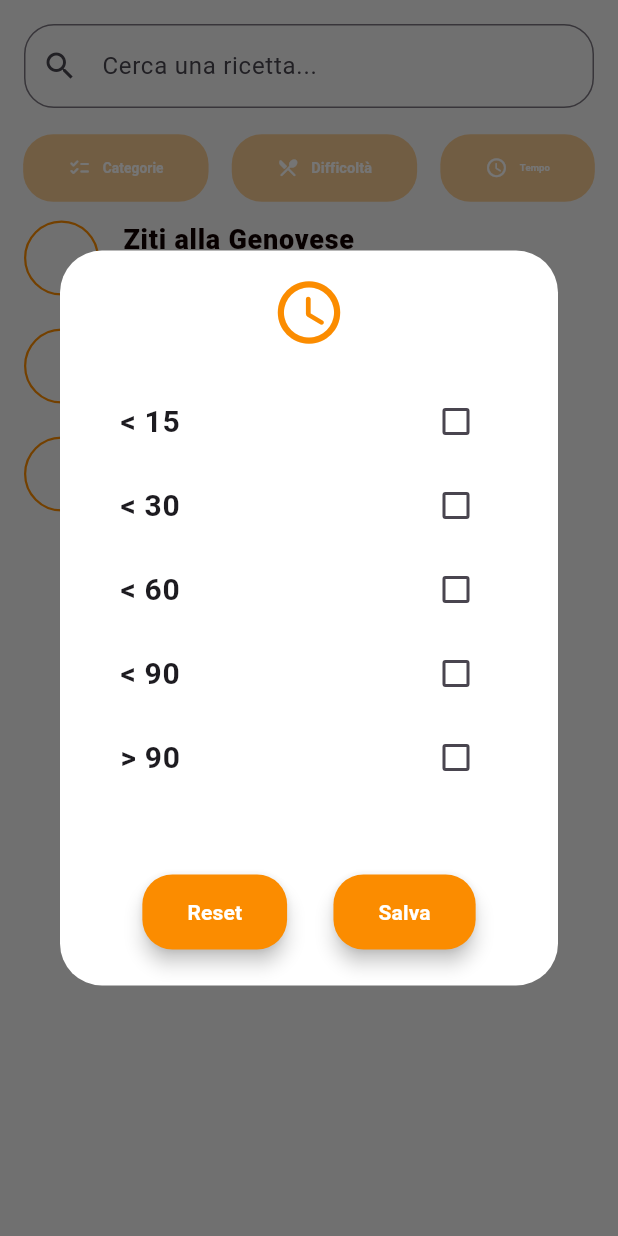
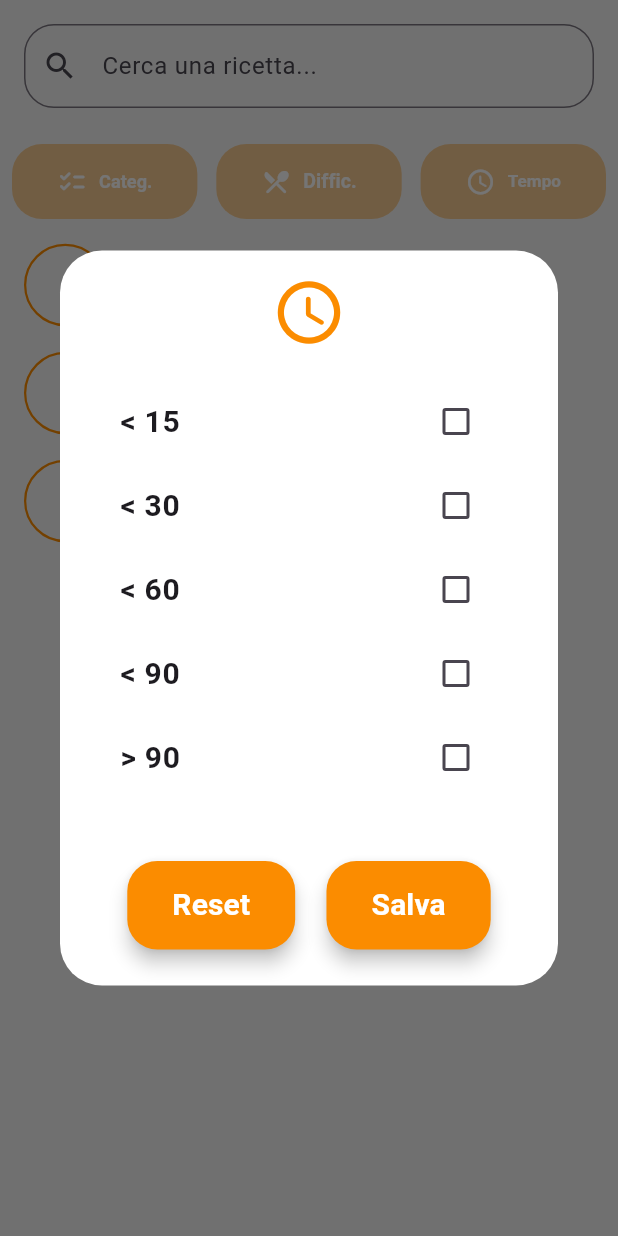
Before and after one commit to frankydedo/buonAPPetito, a Flutter app: the SearchPage screen opened by its route, after a tap on "Tempo", on a phone screen of 412 x 824 dp. Run offline on Flutter 3.47's test engine with Material 3 defaults, Android fonts, the phone set to English and light mode, and no system bars; our stand-ins replace flutter_slidable, google_fonts, image_picker.

Commit message:
aggiunta filtri categorie

```diff
--- a/lib/pages/NuovaRicettaPage.dart
+++ b/lib/pages/NuovaRicettaPage.dart
@@ -99,7 +99,7 @@ class _NuovaRicettaPageState extends State<NuovaRicettaPage> {
     );
   }
 
-  Future<Map<Categoria, bool>?> showcategorieDialog(BuildContext context) {
+  Future<Map<Categoria, bool>?> showCategorieDialog(BuildContext context) {
     return showDialog(
       context: context,
       builder: (context) => MyCategoriaDialog(selezioneCategorie: selezioneCategorie),
@@ -324,7 +324,7 @@ class _NuovaRicettaPageState extends State<NuovaRicettaPage> {
                                         Spacer(),
                                         ElevatedButton(
                                           onPressed: () async {
-                                            selezioneCategorie= (await showcategorieDialog(context))!;
+                                            selezioneCategorie= (await showCategorieDialog(context))!;
                                             if (selezioneCategorie.isNotEmpty) {
                                               List<String> categorieSelezionate = [];
                                               for (MapEntry<Categoria, bool> entry in selezioneCategorie.entries ){
--- a/lib/pages/SearchPage.dart
+++ b/lib/pages/SearchPage.dart
@@ -1,3 +1,5 @@
+import 'package:buonappetito/models/Categoria.dart';
+import 'package:buonappetito/utils/MyCategoriaDialog.dart';
 import 'package:flutter/material.dart';
 import 'package:google_fonts/google_fonts.dart';
 import 'package:provider/provider.dart';
@@ -6,9 +8,9 @@ import 'package:buonappetito/providers/ColorsProvider.dart';
 import 'package:buonappetito/providers/DifficultyProvider.dart';
 import 'package:buonappetito/providers/TimeProvider.dart';
 import 'package:buonappetito/providers/RicetteProvider.dart';
-import 'package:buonappetito/models/MyDialog.dart';
-import 'package:buonappetito/models/MyDifficolta.dart';
-import 'package:buonappetito/models/MyTime.dart';
+import 'package:buonappetito/utils/MyDialog.dart';
+import 'package:buonappetito/utils/MyDifficolta.dart';
+import 'package:buonappetito/utils/MyTime.dart';
 
 class SearchPage extends StatefulWidget {
   const SearchPage({Key? key}) : super(key: key);
@@ -18,11 +20,15 @@ class SearchPage extends StatefulWidget {
 }
 
 class _SearchPageState extends State<SearchPage> {
+
   TextEditingController controller = TextEditingController();
   List<Ricetta> ListaRicette = [];
   List<Ricetta> ListaFiltrata = [];
   List<Ricetta> ListaInizialeFiltrata = [];
   List<String> activeFilters = [];
+
+  Map<Categoria, bool> selezioneCategorie = {};
+  List<String> categorieSelezionate =[];
 
   bool isButtonPressed1 = false;
   bool isButtonPressed2 = false;
@@ -40,8 +46,44 @@ class _SearchPageState extends State<SearchPage> {
     searchAndFilterRecipes('');
   }
 
+  Future<void> showCategoriesDialog() async {
+    selezioneCategorie = (await showCategorieDialog(context))!;
+    categorieSelezionate.clear();
+    for(var entry in selezioneCategorie.entries){
+      if(entry.value){
+        categorieSelezionate.add(entry.key.nome);
+      }
+    }
+    if(categorieSelezionate.isEmpty){
+      setState(() {
+        isButtonPressed1=false;
+        if(activeFilters.contains('categories')){
+          toggleFilter('categories');
+        }
+      });
+    }else{
+      setState(() {
+        isButtonPressed1=true;
+        if(!activeFilters.contains('categories')){
+          toggleFilter('categories');
+        }
+      });
+    }
+    print(categorieSelezionate.length.toString());
+    searchAndFilterRecipes(controller.text);
+  }
+
+  Future<Map<Categoria, bool>?> showCategorieDialog(BuildContext context) {
+    return showDialog(
+      context: context,
+      builder: (context) => MyCategoriaDialog(selezioneCategorie: selezioneCategorie),
+    );
+  }
+
+
   @override
   Widget build(BuildContext context) {
+
     double screenHeight = MediaQuery.of(context).size.height;
     double screenWidth = MediaQuery.of(context).size.width;
 
@@ -71,12 +113,14 @@ class _SearchPageState extends State<SearchPage> {
                   onChanged: (query) => searchAndFilterRecipes(query),
                 ),
               ),
-              Row(
+              Padding(
+                padding: const EdgeInsets.all(8.0),
+                child: Row(
                   mainAxisAlignment: MainAxisAlignment.spaceEvenly,
                   children: [
                     // Primo pulsante (Categorie)
                     SizedBox(
-                    width: screenWidth * 0.3,
+                      width: screenWidth * 0.30,
                       child: ElevatedButton.icon(
                         onPressed: () {
                           showCategoriesDialog();
@@ -90,26 +134,27 @@ class _SearchPageState extends State<SearchPage> {
                             borderRadius: BorderRadius.circular(20),
                           ),
                           padding: EdgeInsets.symmetric(horizontal: 30, vertical: 15),
-                        elevation: isButtonPressed1 ? 5 : 0,
+                          elevation: isButtonPressed1 ? 3 : 0,
                           shadowColor: Colors.black,
                         ),
-                      icon: Icon(Icons.checklist_rounded, size: 15),
+                        icon: Icon(Icons.checklist_rounded, size: 20),
                         label: FittedBox(
-                        fit: BoxFit.scaleDown,
+                          //fit: BoxFit.scaleDown,
                           child: Text(
-                          "Categorie",
+                            "Categ.",
                             style: TextStyle(
-                            fontSize: 14,
+                              fontSize: 30,
                               fontWeight: FontWeight.bold,
                             ),
                           ),
                         ),
                       ),
                     ),
+                    Spacer(),
 
                     // Secondo pulsante (Difficoltà)
                     SizedBox(
-                    width: screenWidth * 0.3,
+                      width: screenWidth * 0.30,
                       child: ElevatedButton.icon(
                         onPressed: () {
                           showDifficultyDialog(context, difficultyModel);
@@ -123,16 +168,16 @@ class _SearchPageState extends State<SearchPage> {
                             borderRadius: BorderRadius.circular(20),
                           ),
                           padding: EdgeInsets.symmetric(horizontal: 30, vertical: 15),
-                        elevation: isButtonPressed2 ? 5 : 0,
+                          elevation: isButtonPressed2 ? 3 : 0,
                           shadowColor: Colors.black,
                         ),
-                      icon: Icon(Icons.restaurant_menu_rounded, size: 15),
+                        icon: Icon(Icons.restaurant_menu_rounded, size: 20),
                         label: FittedBox(
-                        fit: BoxFit.scaleDown,
+                          //fit: BoxFit.scaleDown,
                           child: Text(
-                          "Difficoltà",
+                            "Diffic.",
                             style: TextStyle(
-                            fontSize: 14,
+                              fontSize: 30,
                               fontWeight: FontWeight.bold,
                             ),
                           ),
@@ -140,9 +185,11 @@ class _SearchPageState extends State<SearchPage> {
                       ),
                     ),
 
+                    Spacer(),
+
                     // Terzo pulsante (Tempo)
                     SizedBox(
-                    width: screenWidth * 0.25,
+                      width: screenWidth * 0.30,
                       child: ElevatedButton.icon(
                         onPressed: () {
                           showTimeDialog(context);
@@ -156,16 +203,16 @@ class _SearchPageState extends State<SearchPage> {
                             borderRadius: BorderRadius.circular(20),
                           ),
                           padding: EdgeInsets.symmetric(horizontal: 30, vertical: 15),
-                        elevation: isButtonPressed3 ? 5 : 0,
+                          elevation: isButtonPressed3 ? 3 : 0,
                           shadowColor: Colors.black,
                         ),
-                      icon: Icon(Icons.schedule_rounded, size: 15),
+                        icon: Icon(Icons.schedule_rounded, size: 20),
                         label: FittedBox(
                           fit: BoxFit.scaleDown,
                           child: Text(
                             "Tempo",
                             style: TextStyle(
-                            fontSize: 14,
+                              fontSize: 30,
                               fontWeight: FontWeight.bold,
                             ),
                           ),
@@ -174,6 +221,8 @@ class _SearchPageState extends State<SearchPage> {
                     ),
                   ],
                 ),
+              ),
+
               Expanded(
                 child: ListView.builder(
                   itemCount: ListaFiltrata.length,
@@ -190,10 +239,10 @@ class _SearchPageState extends State<SearchPage> {
                       },
                       child: ListTile(
                         leading: Container(
-                          width: 50,
-                          height: 50,
+                          width: 55,
+                          height: 55,
                           decoration: BoxDecoration(
-                            borderRadius: BorderRadius.circular(25),
+                            borderRadius: BorderRadius.circular(30),
                             border: Border.all(
                               color: colorsModel.getColoreSecondario(),
                               width: 1.5,
@@ -236,6 +285,8 @@ class _SearchPageState extends State<SearchPage> {
   }
 
   void searchAndFilterRecipes(String query) {
+
+    setState(() {
       // Resetta la lista filtrata all'inizio della ricerca
       ListaFiltrata = List.from(ListaRicette);
 
@@ -258,27 +309,28 @@ class _SearchPageState extends State<SearchPage> {
           case 'time':
             ListaFiltrata = applyTimeFilter();
             break;
+          case 'categories':
+            ListaFiltrata = applyCategoriesFilter();
         }
       }
-
-    setState(() {});
+    });
   }
 
-  void showCategoriesDialog() {
-    showDialog(
-      context: context,
-      builder: (context) {
-        return MyDialog(
-          onSelectionChanged: (isSelected) {
-            setState(() {
-              isButtonPressed1 = isSelected;
-              toggleFilter('categories');
-            });
-          },
-        );
-      },
-    );
-  }
+  // void showCategoriesDialog() {
+  //   showDialog(
+  //     context: context,
+  //     builder: (context) {
+  //       return MyDialog(
+  //         onSelectionChanged: (isSelected) {
+  //           setState(() {
+  //             isButtonPressed1 = isSelected;
+  //             toggleFilter('categories');
+  //           });
+  //         },
+  //       );
+  //     },
+  //   );
+  // }
 
   void showDifficultyDialog(BuildContext context, DifficultyProvider difficultyProvider) {
     showDialog(
@@ -332,6 +384,16 @@ List<Ricetta> applyDifficultyFilter() {
   return filteredRecipes;
 }
 
+  // metodi per il filtraggio delle ricette in base alle categorie
+
+  List<Ricetta> applyCategoriesFilter() {
+    return ListaFiltrata.where(categoriaDaMostrare).toList();
+  }
+
+  bool categoriaDaMostrare(Ricetta r) {
+    return r.categorie.any((nomeCat) => categorieSelezionate.contains(nomeCat));
+  }
+
 
 
   List<Ricetta> applyTimeFilter() {
@@ -356,7 +418,7 @@ List<Ricetta> applyDifficultyFilter() {
           filteredRecipes = filteredRecipes.where((ricetta) => ricetta.minutiPreparazione < 90).toList();
           break;
         case "> 90":
-          filteredRecipes = filteredRecipes.where((ricetta) => ricetta.minutiPreparazione > 90).toList();
+          filteredRecipes = filteredRecipes.where((ricetta) => ricetta.minutiPreparazione > 0).toList();
           break;
       }
     }
@@ -370,7 +432,7 @@ List<Ricetta> applyDifficultyFilter() {
     } else {
       activeFilters.add(filter);
     }
-
+    print(activeFilters.toList().toString());
     searchAndFilterRecipes(controller.text); // Riesegue la ricerca e i filtri con i filtri aggiornati
   }
 }
--- a/lib/models/MyDialog.dart
+++ b/lib/utils/MyDialog.dart
@@ -1,6 +1,6 @@
 // ignore_for_file: prefer_const_constructors, must_be_immutable, prefer_const_literals_to_create_immutables, unused_import, unnecessary_import
 
-import 'package:buonappetito/models/MyDialog.dart';
+import 'package:buonappetito/utils/MyDialog.dart';
 import 'package:buonappetito/models/Ricetta.dart';
 import 'package:buonappetito/pages/SearchPage.dart';
 import 'package:buonappetito/providers/ColorsProvider.dart';
--- a/lib/models/MyTime.dart
+++ b/lib/utils/MyDifficolta.dart
@@ -1,24 +1,26 @@
-// ignore_for_file: unused_import, unnecessary_import
+// ignore_for_file: prefer_const_constructors, must_be_immutable, prefer_const_literals_to_create_immutables, unused_import, unnecessary_import
 
-import 'package:buonappetito/models/MyDialog.dart';
-import 'package:buonappetito/models/MyDifficolta.dart';
+import 'package:buonappetito/utils/MyDialog.dart';
+import 'package:buonappetito/models/Ricetta.dart';
+import 'package:buonappetito/pages/SearchPage.dart';
 import 'package:buonappetito/providers/ColorsProvider.dart';
-import 'package:buonappetito/providers/TimeProvider.dart';
+import 'package:buonappetito/providers/DifficultyProvider.dart';
 import 'package:buonappetito/providers/RicetteProvider.dart';
 import 'package:flutter/material.dart';
 import 'package:flutter/widgets.dart';
+import 'package:google_fonts/google_fonts.dart';
 import 'package:provider/provider.dart';
 
-class MyTime extends StatelessWidget {
+class MyDifficolta extends StatelessWidget {
   final Function(int) onSelectionChanged;
-  final int selectedTimeIndex;
+  final int selectedDifficultyIndex;
 
-  MyTime({Key? key, required this.onSelectionChanged, required this.selectedTimeIndex});
+  MyDifficolta({Key? key, required this.onSelectionChanged, required this.selectedDifficultyIndex});
 
   @override
   Widget build(BuildContext context) {
-    return Consumer2<ColorsProvider, Timeprovider>(
-      builder: (context, colorsModel, timeModel, _) {
+    return Consumer2<ColorsProvider, DifficultyProvider>(
+      builder: (context, colorsModel, difficultyModel, _) {
         return AlertDialog(
           backgroundColor: colorsModel.getColorePrimario(context),
           content: SizedBox(
@@ -27,38 +29,36 @@ class MyTime extends StatelessWidget {
             child: Column(
               children: [
                 Icon(
-                  Icons.schedule_rounded,
+                  Icons.restaurant_menu_rounded,
                   color: colorsModel.getColoreSecondario(),
                   size: 50,
                 ),
                 const SizedBox(height: 20),
                 Expanded(
                   child: ListView.builder(
-                    itemCount: timeModel.allDifficulties.length,
+                    itemCount: difficultyModel.allDifficulties.length,
                     itemBuilder: (context, index) {
-                      String time = timeModel.allDifficulties[index];
-                      bool isSelected = timeModel.selectedDifficulties.contains(time);
+                      String difficulty = difficultyModel.allDifficulties[index];
+                      bool isSelected = difficultyModel.selectedDifficulties.contains(difficulty);
+
                       return CheckboxListTile(
                         activeColor: colorsModel.getColoreSecondario(),
                         title: Text(
-                          time,
+                          difficulty,
                           style: TextStyle(
                             fontSize: 20,
                             fontWeight: FontWeight.w600,
                           ),
                         ),
-                        value:isSelected,
+                        value: isSelected,
                         onChanged: (val) {
-                          if(isSelected)
-                          {
-                            timeModel.selectedDifficulties.remove(time);
-                            timeModel.setSelectedTimeIndex(-1);
+                          if (isSelected) {
+                            difficultyModel.selectedDifficulties.remove(difficulty);
+                            difficultyModel.setSelectedDifficultyIndex(-1);
                             onSelectionChanged(-1);
-                          }
-                          else
-                          {
-                            timeModel.setSelectedTimeIndex(index);
-                            timeModel.selectedDifficulties.add(time);
+                          } else {
+                            difficultyModel.setSelectedDifficultyIndex(index);
+                            difficultyModel.selectedDifficulties.add(difficulty);
                             onSelectionChanged(index);
                           }
                         },
@@ -72,8 +72,8 @@ class MyTime extends StatelessWidget {
                   children: [
                     ElevatedButton(
                       onPressed: () {
-                        timeModel.setSelectedTimeIndex(-1);
-                        timeModel.selectedDifficulties.clear();
+                        difficultyModel.setSelectedDifficultyIndex(-1);
+                        difficultyModel.selectedDifficulties.clear();
                         onSelectionChanged(-1);
                       },
                       style: ElevatedButton.styleFrom(
@@ -89,7 +89,7 @@ class MyTime extends StatelessWidget {
                       child: Text(
                         "Reset",
                         style: TextStyle(
-                          fontSize: 14,
+                          fontSize: 20,
                           fontWeight: FontWeight.w600,
                         ),
                       ),
@@ -111,7 +111,7 @@ class MyTime extends StatelessWidget {
                       child: Text(
                         "Salva",
                         style: TextStyle(
-                          fontSize: 14,
+                          fontSize: 20,
                           fontWeight: FontWeight.bold,
                         ),
                       ),
--- a/lib/models/MyDifficolta.dart
+++ b/lib/utils/MyTime.dart
@@ -1,26 +1,24 @@
-// ignore_for_file: prefer_const_constructors, must_be_immutable, prefer_const_literals_to_create_immutables, unused_import, unnecessary_import
+// ignore_for_file: unused_import, unnecessary_import
 
-import 'package:buonappetito/models/MyDialog.dart';
-import 'package:buonappetito/models/Ricetta.dart';
-import 'package:buonappetito/pages/SearchPage.dart';
+import 'package:buonappetito/utils/MyDialog.dart';
+import 'package:buonappetito/utils/MyDifficolta.dart';
 import 'package:buonappetito/providers/ColorsProvider.dart';
-import 'package:buonappetito/providers/DifficultyProvider.dart';
+import 'package:buonappetito/providers/TimeProvider.dart';
 import 'package:buonappetito/providers/RicetteProvider.dart';
 import 'package:flutter/material.dart';
 import 'package:flutter/widgets.dart';
-import 'package:google_fonts/google_fonts.dart';
 import 'package:provider/provider.dart';
 
-class MyDifficolta extends StatelessWidget {
+class MyTime extends StatelessWidget {
   final Function(int) onSelectionChanged;
-  final int selectedDifficultyIndex;
+  final int selectedTimeIndex;
 
-  MyDifficolta({Key? key, required this.onSelectionChanged, required this.selectedDifficultyIndex});
+  MyTime({Key? key, required this.onSelectionChanged, required this.selectedTimeIndex});
 
   @override
   Widget build(BuildContext context) {
-    return Consumer2<ColorsProvider, DifficultyProvider>(
-      builder: (context, colorsModel, difficultyModel, _) {
+    return Consumer2<ColorsProvider, Timeprovider>(
+      builder: (context, colorsModel, timeModel, _) {
         return AlertDialog(
           backgroundColor: colorsModel.getColorePrimario(context),
           content: SizedBox(
@@ -29,36 +27,38 @@ class MyDifficolta extends StatelessWidget {
             child: Column(
               children: [
                 Icon(
-                  Icons.restaurant_menu_rounded,
+                  Icons.schedule_rounded,
                   color: colorsModel.getColoreSecondario(),
                   size: 50,
                 ),
                 const SizedBox(height: 20),
                 Expanded(
                   child: ListView.builder(
-                    itemCount: difficultyModel.allDifficulties.length,
+                    itemCount: timeModel.allDifficulties.length,
                     itemBuilder: (context, index) {
-                      String difficulty = difficultyModel.allDifficulties[index];
-                      bool isSelected = difficultyModel.selectedDifficulties.contains(difficulty);
-
+                      String time = timeModel.allDifficulties[index];
+                      bool isSelected = timeModel.selectedDifficulties.contains(time);
                       return CheckboxListTile(
                         activeColor: colorsModel.getColoreSecondario(),
                         title: Text(
-                          difficulty,
+                          time,
                           style: TextStyle(
                             fontSize: 20,
                             fontWeight: FontWeight.w600,
                           ),
                         ),
-                        value: isSelected,
+                        value:isSelected,
                         onChanged: (val) {
-                          if (isSelected) {
-                            difficultyModel.selectedDifficulties.remove(difficulty);
-                            difficultyModel.setSelectedDifficultyIndex(-1);
+                          if(isSelected)
+                          {
+                            timeModel.selectedDifficulties.remove(time);
+                            timeModel.setSelectedTimeIndex(-1);
                             onSelectionChanged(-1);
-                          } else {
-                            difficultyModel.setSelectedDifficultyIndex(index);
-                            difficultyModel.selectedDifficulties.add(difficulty);
+                          }
+                          else
+                          {
+                            timeModel.setSelectedTimeIndex(index);
+                            timeModel.selectedDifficulties.add(time);
                             onSelectionChanged(index);
                           }
                         },
@@ -72,8 +72,8 @@ class MyDifficolta extends StatelessWidget {
                   children: [
                     ElevatedButton(
                       onPressed: () {
-                        difficultyModel.setSelectedDifficultyIndex(-1);
-                        difficultyModel.selectedDifficulties.clear();
+                        timeModel.setSelectedTimeIndex(-1);
+                        timeModel.selectedDifficulties.clear();
                         onSelectionChanged(-1);
                       },
                       style: ElevatedButton.styleFrom(
@@ -89,7 +89,7 @@ class MyDifficolta extends StatelessWidget {
                       child: Text(
                         "Reset",
                         style: TextStyle(
-                          fontSize: 14,
+                          fontSize: 20,
                           fontWeight: FontWeight.w600,
                         ),
                       ),
@@ -111,7 +111,7 @@ class MyDifficolta extends StatelessWidget {
                       child: Text(
                         "Salva",
                         style: TextStyle(
-                          fontSize: 14,
+                          fontSize: 20,
                           fontWeight: FontWeight.bold,
                         ),
                       ),
```
Lines whose indentation alone changed are shown as unchanged.
